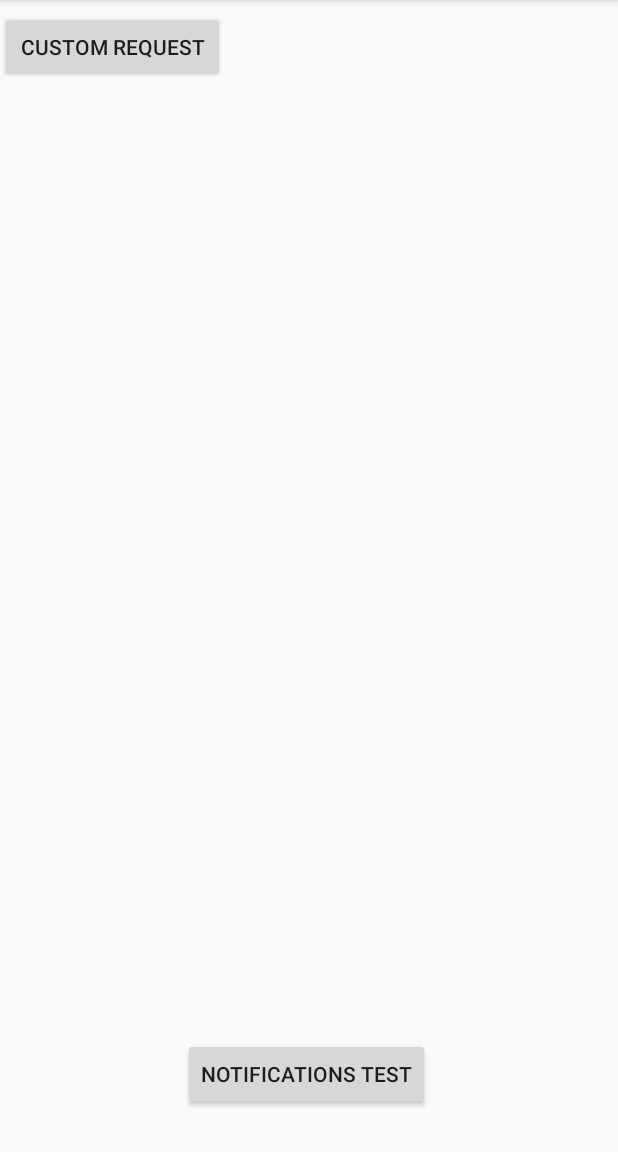
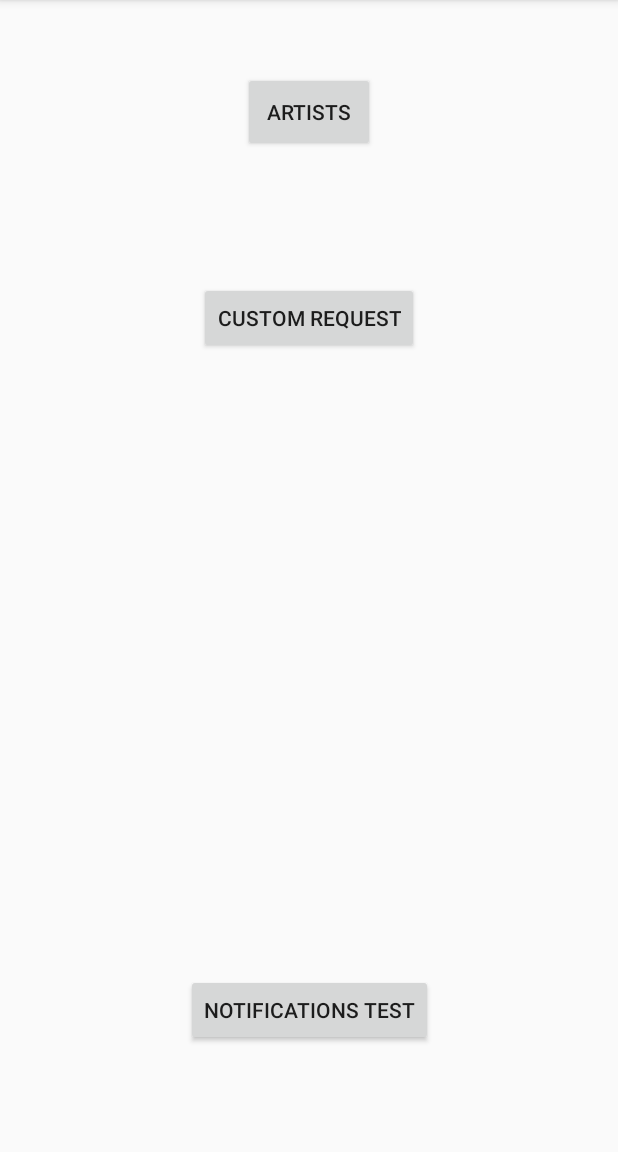
Before and after one commit to elmi4/MusicStreamingService, an Android app: the screen it shows after launch (MainActivity), on a phone screen of 412 x 824 dp, the part 84-1236 px from its top. Run offline under Robolectric (Android 15) with nearby library versions, the phone set to English and light mode, and no system bars.

Commit message:
Still working on the Artists activity.

```diff
--- a/app/src/main/AndroidManifest.xml
+++ b/app/src/main/AndroidManifest.xml
@@ -26,6 +26,8 @@
             </intent-filter>
         </activity>
         <activity android:name=".ui.CustomRequestActivity" />
+        <activity android:name=".ui.SongsOfArtist" />
+        <activity android:name=".ui.Artists" />
     </application>
 
 </manifest>
--- a/app/src/main/java/com/dsproject/musicstreamingservice/ui/ConnectActivity.java
+++ b/app/src/main/java/com/dsproject/musicstreamingservice/ui/ConnectActivity.java
@@ -3,12 +3,14 @@ package com.dsproject.musicstreamingservice.ui;
 import androidx.appcompat.app.AppCompatActivity;
 
 import android.os.Bundle;
+
 import android.util.Log;
 import android.widget.Button;
 import android.widget.Toast;
 
 import com.dsproject.musicstreamingservice.R;
 import com.dsproject.musicstreamingservice.ui.managers.setup.ApplicationSetup;
+
 import com.google.android.material.textfield.TextInputLayout;
 
 import java.io.File;
@@ -16,10 +18,12 @@ import java.io.FileNotFoundException;
 import java.io.FileOutputStream;
 import java.io.IOException;
 import java.io.PrintWriter;
+
 import java.net.InetSocketAddress;
 import java.net.Socket;
 import java.net.SocketAddress;
 import java.net.SocketTimeoutException;
+
 import java.util.Objects;
 
 public class ConnectActivity extends AppCompatActivity {
--- a/app/src/main/java/com/dsproject/musicstreamingservice/ui/MainActivity.java
+++ b/app/src/main/java/com/dsproject/musicstreamingservice/ui/MainActivity.java
@@ -5,8 +5,6 @@ import androidx.appcompat.app.AppCompatActivity;
 import androidx.appcompat.widget.Toolbar;
 import androidx.core.app.NotificationCompat;
 import androidx.core.app.NotificationManagerCompat;
-
-
 import android.app.Fragment;
 import android.content.Intent;
 import android.os.Bundle;
@@ -16,9 +14,7 @@ import android.view.MenuInflater;
 import android.view.MenuItem;
 import android.widget.Button;
 import android.widget.Toast;
-
 import androidx.appcompat.app.AppCompatActivity;
-
 import com.dsproject.musicstreamingservice.R;
 import com.dsproject.musicstreamingservice.ui.managers.notifications.MyNotificationManager;
 import com.dsproject.musicstreamingservice.ui.managers.notifications.Notifier;
@@ -34,17 +30,20 @@ public class MainActivity extends AppCompatActivity
         Toolbar toolbar = findViewById(R.id.toolbar);
         setSupportActionBar(toolbar);
 
-
         Button customReq = (Button) findViewById(R.id.customReq);
         customReq.setOnClickListener(view -> {
-            //go to Activity2
-            Intent myIntent = new Intent(view.getContext(), CustomRequestActivity.class);
-            startActivity(myIntent);
+            Intent goToCustomRequest = new Intent(view.getContext(), CustomRequestActivity.class);
+            startActivity(goToCustomRequest);
         });
 
         Button btn = (Button)findViewById(R.id.notificationBtn);
         btn.setOnClickListener(v -> sendNotificationOnChannel1());
 
+        Button artists = (Button) findViewById(R.id.artistsBtn);
+        artists.setOnClickListener(view -> {
+            Intent goToArtists = new Intent(view.getContext(), Artists.class);
+            startActivity(goToArtists);
+        });
 
     }
 
--- a/app/src/main/java/com/dsproject/musicstreamingservice/ui/SongsOfArtist.java
+++ b/app/src/main/java/com/dsproject/musicstreamingservice/ui/SongsOfArtist.java
@@ -75,10 +75,11 @@ public class SongsOfArtist extends AppCompatActivity {
             this.mData = data;
         }
 
+        //!!!!!!!!!!!!!!!!!!!!!
         // inflates the row layout from xml when needed
         @Override
         public SongsOfArtist.MyRecyclerViewAdapter.ViewHolder onCreateViewHolder(ViewGroup parent, int viewType) {
-            View view = mInflater.inflate(R.layout.recyclerview_row, parent, false);
+            View view = null; //mInflater.inflate(R.layout.recyclerview_row, parent, false);
             return new SongsOfArtist.MyRecyclerViewAdapter.ViewHolder(view);
         }
 
@@ -95,13 +96,14 @@ public class SongsOfArtist extends AppCompatActivity {
             return mData.size();
         }
 
+        //!!!!!!!!!!!!!!!!!!!!!!!
         // stores and recycles views as they are scrolled off screen
         public class ViewHolder extends RecyclerView.ViewHolder implements View.OnClickListener {
             TextView myTextView;
 
             ViewHolder(View itemView) {
                 super(itemView);
-                myTextView = itemView.findViewById(R.id.tvAnimalName);
+                //myTextView = itemView.findViewById(R.id.tvAnimalName);
                 itemView.setOnClickListener(this);
             }
 
--- a/app/src/main/res/layout/activity_main.xml
+++ b/app/src/main/res/layout/activity_main.xml
@@ -1,32 +1,52 @@
 <?xml version="1.0" encoding="utf-8"?>
-<RelativeLayout xmlns:android="http://schemas.android.com/apk/res/android"
+<androidx.constraintlayout.widget.ConstraintLayout xmlns:android="http://schemas.android.com/apk/res/android"
     xmlns:app="http://schemas.android.com/apk/res-auto"
     xmlns:tools="http://schemas.android.com/tools"
+    android:id="@+id/relativeLayout"
     android:layout_width="match_parent"
     android:layout_height="match_parent"
     tools:context="com.dsproject.musicstreamingservice.ui.MainActivity">
 
     <include
-        android:id= "@+id/toolbar"
-        layout = "@layout/toolbar"/>
+        android:id="@+id/toolbar"
+        layout="@layout/toolbar"
+        android:layout_width="0dp"
+        android:layout_height="wrap_content"
+        app:layout_constraintEnd_toEndOf="parent"
+        app:layout_constraintStart_toStartOf="parent"
+        app:layout_constraintTop_toTopOf="parent" />
 
     <Button
         android:id="@+id/customReq"
-        android:layout_width="150dp"
+        android:layout_width="wrap_content"
         android:layout_height="wrap_content"
-        android:layout_alignParentTop="true"
-        android:layout_marginTop="63dp"
-        android:text="@string/custom_request" />
+        android:text="@string/custom_request"
+        app:layout_constraintBottom_toTopOf="@+id/notificationBtn"
+        app:layout_constraintEnd_toEndOf="parent"
+        app:layout_constraintStart_toStartOf="parent"
+        app:layout_constraintTop_toBottomOf="@+id/toolbar"
+        app:layout_constraintVertical_bias="0.313" />
 
     <Button
         android:id="@+id/notificationBtn"
         android:layout_width="wrap_content"
         android:layout_height="wrap_content"
-        android:layout_alignParentStart="true"
-        android:layout_alignParentBottom="true"
-        android:layout_centerHorizontal="true"
-        android:layout_marginStart="122dp"
-        android:layout_marginBottom="28dp"
-        android:text="@string/notifications_test" />
+        android:text="@string/notifications_test"
+        app:layout_constraintBottom_toBottomOf="parent"
+        app:layout_constraintEnd_toEndOf="parent"
+        app:layout_constraintStart_toStartOf="parent"
+        app:layout_constraintTop_toTopOf="parent"
+        app:layout_constraintVertical_bias="0.909" />
 
-</RelativeLayout>
+    <Button
+        android:id="@+id/artistsBtn"
+        android:layout_width="wrap_content"
+        android:layout_height="53dp"
+        android:text="ARTISTS"
+        app:layout_constraintBottom_toTopOf="@+id/notificationBtn"
+        app:layout_constraintEnd_toEndOf="parent"
+        app:layout_constraintStart_toStartOf="parent"
+        app:layout_constraintTop_toBottomOf="@+id/toolbar"
+        app:layout_constraintVertical_bias="0.08" />
+
+</androidx.constraintlayout.widget.ConstraintLayout>
```
Also changed, not shown: app/src/main/java/com/dsproject/musicstreamingservice/domain/Consumer.java (+24 -26 lines), app/src/main/java/com/dsproject/musicstreamingservice/ui/Artists.java (+46 -9 lines), app/src/main/res/layout/artists.xml (+29 -0 lines).
